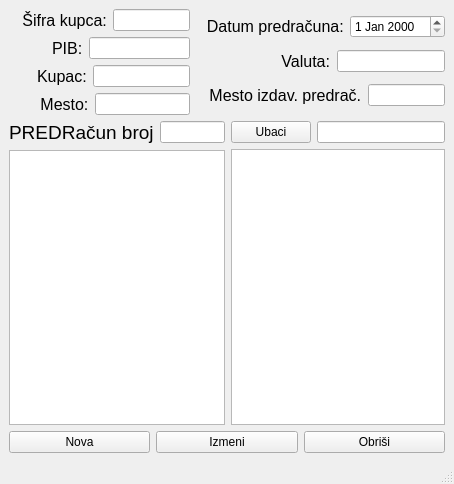
This is formaprofaktura.ui in s-pab/Commercium as Qt 5 draws it before an edit. The edited form follows.
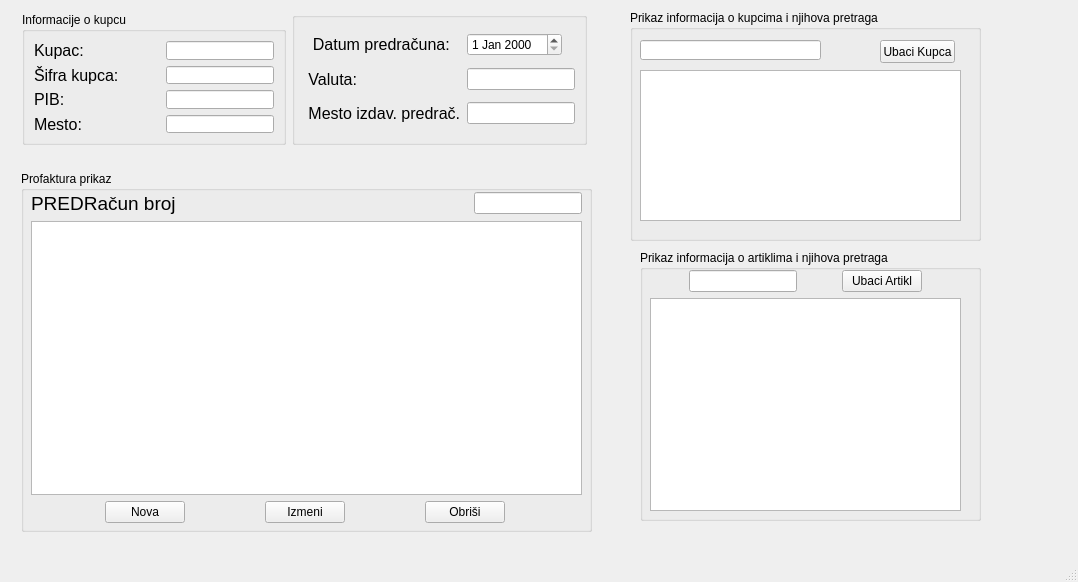
This is the edited form.

The edit to the form file:
```diff
--- a/formaprofaktura.ui
+++ b/formaprofaktura.ui
@@ -6,8 +6,8 @@
    <rect>
     <x>0</x>
     <y>0</y>
-    <width>454</width>
-    <height>484</height>
+    <width>1078</width>
+    <height>582</height>
    </rect>
   </property>
   <property name="minimumSize">
@@ -20,15 +20,30 @@
    <string>Profaktura</string>
   </property>
   <widget class="QWidget" name="centralwidget">
-   <layout class="QGridLayout" name="gridLayout_3">
-    <item row="0" column="0">
-     <layout class="QGridLayout" name="gridLayout_2">
-      <item row="1" column="0">
-       <layout class="QGridLayout" name="gridLayout">
-        <item row="0" column="0">
-         <layout class="QHBoxLayout" name="horizontalLayout_4">
+   <widget class="QGroupBox" name="groupBox_2">
+    <property name="geometry">
+     <rect>
+      <x>21</x>
+      <y>171</y>
+      <width>571</width>
+      <height>361</height>
+     </rect>
+    </property>
+    <property name="title">
+     <string>Profaktura prikaz</string>
+    </property>
+    <widget class="QWidget" name="">
+     <property name="geometry">
+      <rect>
+       <x>10</x>
+       <y>21</y>
+       <width>551</width>
+       <height>331</height>
+      </rect>
+     </property>
+     <layout class="QVBoxLayout" name="verticalLayout_3">
           <item>
-           <layout class="QVBoxLayout" name="verticalLayout_2">
+       <layout class="QVBoxLayout" name="verticalLayout">
             <item>
              <layout class="QHBoxLayout" name="horizontalLayout">
               <item>
@@ -44,7 +59,14 @@
                </widget>
               </item>
               <item>
-               <widget class="QLineEdit" name="brojPredracuna"/>
+           <widget class="QLineEdit" name="brojPredracuna">
+            <property name="sizePolicy">
+             <sizepolicy hsizetype="Fixed" vsizetype="Fixed">
+              <horstretch>0</horstretch>
+              <verstretch>0</verstretch>
+             </sizepolicy>
+            </property>
+           </widget>
               </item>
              </layout>
             </item>
@@ -54,32 +76,15 @@
            </layout>
           </item>
           <item>
-           <layout class="QVBoxLayout" name="verticalLayout">
-            <item>
              <layout class="QHBoxLayout" name="horizontalLayout_3">
               <item>
-               <widget class="QPushButton" name="ubaci">
-                <property name="text">
-                 <string>Ubaci</string>
-                </property>
-               </widget>
-              </item>
-              <item>
-               <widget class="QLineEdit" name="pretraga"/>
-              </item>
-             </layout>
-            </item>
-            <item>
-             <widget class="QTableView" name="twArtikli"/>
-            </item>
-           </layout>
-          </item>
-         </layout>
-        </item>
-        <item row="1" column="0">
-         <layout class="QHBoxLayout" name="horizontalLayout_2">
-          <item>
            <widget class="QPushButton" name="nova">
+          <property name="sizePolicy">
+           <sizepolicy hsizetype="Fixed" vsizetype="Fixed">
+            <horstretch>0</horstretch>
+            <verstretch>0</verstretch>
+           </sizepolicy>
+          </property>
             <property name="text">
              <string>Nova</string>
             </property>
@@ -87,6 +92,12 @@
           </item>
           <item>
            <widget class="QPushButton" name="izmeni">
+          <property name="sizePolicy">
+           <sizepolicy hsizetype="Fixed" vsizetype="Fixed">
+            <horstretch>0</horstretch>
+            <verstretch>0</verstretch>
+           </sizepolicy>
+          </property>
             <property name="text">
              <string>Izmeni</string>
             </property>
@@ -94,6 +105,12 @@
           </item>
           <item>
            <widget class="QPushButton" name="obrisi">
+          <property name="sizePolicy">
+           <sizepolicy hsizetype="Fixed" vsizetype="Fixed">
+            <horstretch>0</horstretch>
+            <verstretch>0</verstretch>
+           </sizepolicy>
+          </property>
             <property name="text">
              <string>Obriši</string>
             </property>
@@ -102,27 +119,153 @@
          </layout>
         </item>
        </layout>
-      </item>
-      <item row="0" column="0">
-       <layout class="QHBoxLayout" name="horizontalLayout_12">
+    </widget>
+    <zorder>prikaz</zorder>
+    <zorder>label_9</zorder>
+    <zorder>brojPredracuna</zorder>
+    <zorder></zorder>
+    <zorder></zorder>
+   </widget>
+   <widget class="QGroupBox" name="groupBox_3">
+    <property name="geometry">
+     <rect>
+      <x>640</x>
+      <y>250</y>
+      <width>341</width>
+      <height>271</height>
+     </rect>
+    </property>
+    <property name="title">
+     <string>Prikaz informacija o artiklima i njihova pretraga</string>
+    </property>
+    <widget class="QWidget" name="">
+     <property name="geometry">
+      <rect>
+       <x>10</x>
+       <y>20</y>
+       <width>311</width>
+       <height>241</height>
+      </rect>
+     </property>
+     <layout class="QVBoxLayout" name="verticalLayout_2">
         <item>
-         <layout class="QVBoxLayout" name="verticalLayout_3">
+       <layout class="QHBoxLayout" name="horizontalLayout_2">
           <item>
-           <layout class="QHBoxLayout" name="horizontalLayout_5">
+         <widget class="QLineEdit" name="pretragaArtikl">
+          <property name="sizePolicy">
+           <sizepolicy hsizetype="Fixed" vsizetype="Fixed">
+            <horstretch>0</horstretch>
+            <verstretch>0</verstretch>
+           </sizepolicy>
+          </property>
+         </widget>
+        </item>
             <item>
-             <spacer name="horizontalSpacer">
-              <property name="orientation">
-               <enum>Qt::Horizontal</enum>
-              </property>
-              <property name="sizeHint" stdset="0">
-               <size>
-                <width>40</width>
+         <widget class="QPushButton" name="ubaciArtikl">
+          <property name="sizePolicy">
+           <sizepolicy hsizetype="Fixed" vsizetype="Fixed">
+            <horstretch>0</horstretch>
+            <verstretch>0</verstretch>
+           </sizepolicy>
+          </property>
+          <property name="text">
+           <string>Ubaci Artikl</string>
+          </property>
+         </widget>
+        </item>
+       </layout>
+      </item>
+      <item>
+       <widget class="QTableView" name="twArtikli"/>
+      </item>
+     </layout>
+    </widget>
+   </widget>
+   <widget class="QGroupBox" name="groupBox_4">
+    <property name="geometry">
+     <rect>
+      <x>630</x>
+      <y>10</y>
+      <width>351</width>
+      <height>231</height>
+     </rect>
+    </property>
+    <property name="title">
+     <string>Prikaz informacija o kupcima i njihova pretraga</string>
+    </property>
+    <widget class="QTableView" name="tw">
+     <property name="geometry">
+      <rect>
+       <x>10</x>
+       <y>60</y>
+       <width>321</width>
+       <height>151</height>
+      </rect>
+     </property>
+    </widget>
+    <widget class="QLineEdit" name="pretragaKupaca">
+     <property name="geometry">
+      <rect>
+       <x>10</x>
+       <y>30</y>
+       <width>181</width>
                 <height>20</height>
-               </size>
-              </property>
-             </spacer>
-            </item>
-            <item>
+      </rect>
+     </property>
+    </widget>
+    <widget class="QPushButton" name="pushButton">
+     <property name="geometry">
+      <rect>
+       <x>250</x>
+       <y>30</y>
+       <width>75</width>
+       <height>23</height>
+      </rect>
+     </property>
+     <property name="text">
+      <string>Ubaci Kupca</string>
+     </property>
+    </widget>
+   </widget>
+   <widget class="QWidget" name="">
+    <property name="geometry">
+     <rect>
+      <x>22</x>
+      <y>12</y>
+      <width>565</width>
+      <height>133</height>
+     </rect>
+    </property>
+    <layout class="QGridLayout" name="gridLayout_3">
+     <item row="0" column="0">
+      <widget class="QGroupBox" name="informacijeKupac">
+       <property name="title">
+        <string>Informacije o kupcu</string>
+       </property>
+       <layout class="QGridLayout" name="gridLayout">
+        <item row="0" column="0">
+         <widget class="QLabel" name="label_3">
+          <property name="font">
+           <font>
+            <pointsize>12</pointsize>
+           </font>
+          </property>
+          <property name="text">
+           <string>Kupac:</string>
+          </property>
+         </widget>
+        </item>
+        <item row="0" column="1">
+         <widget class="QLineEdit" name="kupac">
+          <property name="sizePolicy">
+           <sizepolicy hsizetype="Fixed" vsizetype="Fixed">
+            <horstretch>0</horstretch>
+            <verstretch>0</verstretch>
+           </sizepolicy>
+          </property>
+         </widget>
+        </item>
+        <item row="1" column="0">
              <widget class="QLabel" name="label">
               <property name="font">
                <font>
@@ -130,31 +273,21 @@
                </font>
               </property>
               <property name="text">
-               <string> Šifra kupca:</string>
+           <string>Šifra kupca:</string>
               </property>
              </widget>
             </item>
-            <item>
-             <widget class="QLineEdit" name="sifraKupca"/>
-            </item>
-           </layout>
-          </item>
-          <item>
-           <layout class="QHBoxLayout" name="horizontalLayout_6">
-            <item>
-             <spacer name="horizontalSpacer_2">
-              <property name="orientation">
-               <enum>Qt::Horizontal</enum>
-              </property>
-              <property name="sizeHint" stdset="0">
-               <size>
-                <width>50</width>
-                <height>20</height>
-               </size>
-              </property>
-             </spacer>
-            </item>
-            <item>
+        <item row="1" column="1">
+         <widget class="QLineEdit" name="sifraKupca">
+          <property name="sizePolicy">
+           <sizepolicy hsizetype="Fixed" vsizetype="Fixed">
+            <horstretch>0</horstretch>
+            <verstretch>0</verstretch>
+           </sizepolicy>
+          </property>
+         </widget>
+        </item>
+        <item row="2" column="0">
              <widget class="QLabel" name="label_2">
               <property name="font">
                <font>
@@ -166,59 +299,17 @@
               </property>
              </widget>
             </item>
-            <item>
-             <widget class="QLineEdit" name="PIB"/>
-            </item>
-           </layout>
-          </item>
-          <item>
-           <layout class="QHBoxLayout" name="horizontalLayout_7">
-            <item>
-             <spacer name="horizontalSpacer_3">
-              <property name="orientation">
-               <enum>Qt::Horizontal</enum>
-              </property>
-              <property name="sizeHint" stdset="0">
-               <size>
-                <width>40</width>
-                <height>20</height>
-               </size>
-              </property>
-             </spacer>
-            </item>
-            <item>
-             <widget class="QLabel" name="label_3">
-              <property name="font">
-               <font>
-                <pointsize>12</pointsize>
-               </font>
-              </property>
-              <property name="text">
-               <string>Kupac:</string>
+        <item row="2" column="1">
+         <widget class="QLineEdit" name="PIB">
+          <property name="sizePolicy">
+           <sizepolicy hsizetype="Fixed" vsizetype="Fixed">
+            <horstretch>0</horstretch>
+            <verstretch>0</verstretch>
+           </sizepolicy>
               </property>
              </widget>
             </item>
-            <item>
-             <widget class="QLineEdit" name="kupac"/>
-            </item>
-           </layout>
-          </item>
-          <item>
-           <layout class="QHBoxLayout" name="horizontalLayout_8">
-            <item>
-             <spacer name="horizontalSpacer_4">
-              <property name="orientation">
-               <enum>Qt::Horizontal</enum>
-              </property>
-              <property name="sizeHint" stdset="0">
-               <size>
-                <width>40</width>
-                <height>20</height>
-               </size>
-              </property>
-             </spacer>
-            </item>
-            <item>
+        <item row="3" column="0">
              <widget class="QLabel" name="label_4">
               <property name="font">
                <font>
@@ -226,35 +317,30 @@
                </font>
               </property>
               <property name="text">
-               <string> Mesto:</string>
+           <string>Mesto:</string>
               </property>
              </widget>
             </item>
-            <item>
-             <widget class="QLineEdit" name="mesto"/>
-            </item>
-           </layout>
-          </item>
-         </layout>
-        </item>
-        <item>
-         <layout class="QVBoxLayout" name="verticalLayout_4">
-          <item>
-           <layout class="QHBoxLayout" name="horizontalLayout_9">
-            <item>
-             <spacer name="horizontalSpacer_5">
-              <property name="orientation">
-               <enum>Qt::Horizontal</enum>
-              </property>
-              <property name="sizeHint" stdset="0">
-               <size>
-                <width>40</width>
-                <height>20</height>
-               </size>
-              </property>
-             </spacer>
-            </item>
-            <item>
+        <item row="3" column="1">
+         <widget class="QLineEdit" name="mesto">
+          <property name="sizePolicy">
+           <sizepolicy hsizetype="Fixed" vsizetype="Fixed">
+            <horstretch>0</horstretch>
+            <verstretch>0</verstretch>
+           </sizepolicy>
+          </property>
+         </widget>
+        </item>
+       </layout>
+      </widget>
+     </item>
+     <item row="0" column="1">
+      <widget class="QGroupBox" name="groupBox">
+       <property name="title">
+        <string/>
+       </property>
+       <layout class="QGridLayout" name="gridLayout_2">
+        <item row="0" column="0">
              <widget class="QLabel" name="label_6">
               <property name="font">
                <font>
@@ -266,27 +352,17 @@
               </property>
              </widget>
             </item>
-            <item>
-             <widget class="QDateEdit" name="datumPredracuna"/>
-            </item>
-           </layout>
-          </item>
-          <item>
-           <layout class="QHBoxLayout" name="horizontalLayout_10">
-            <item>
-             <spacer name="horizontalSpacer_6">
-              <property name="orientation">
-               <enum>Qt::Horizontal</enum>
-              </property>
-              <property name="sizeHint" stdset="0">
-               <size>
-                <width>40</width>
-                <height>20</height>
-               </size>
-              </property>
-             </spacer>
-            </item>
-            <item>
+        <item row="0" column="1">
+         <widget class="QDateEdit" name="datumPredracuna">
+          <property name="sizePolicy">
+           <sizepolicy hsizetype="Fixed" vsizetype="Fixed">
+            <horstretch>0</horstretch>
+            <verstretch>0</verstretch>
+           </sizepolicy>
+          </property>
+         </widget>
+        </item>
+        <item row="1" column="0">
              <widget class="QLabel" name="label_5">
               <property name="font">
                <font>
@@ -298,27 +374,17 @@
               </property>
              </widget>
             </item>
-            <item>
-             <widget class="QLineEdit" name="valuta"/>
-            </item>
-           </layout>
-          </item>
-          <item>
-           <layout class="QHBoxLayout" name="horizontalLayout_11">
-            <item>
-             <spacer name="horizontalSpacer_7">
-              <property name="orientation">
-               <enum>Qt::Horizontal</enum>
-              </property>
-              <property name="sizeHint" stdset="0">
-               <size>
-                <width>40</width>
-                <height>20</height>
-               </size>
-              </property>
-             </spacer>
-            </item>
-            <item>
+        <item row="1" column="1">
+         <widget class="QLineEdit" name="valuta">
+          <property name="sizePolicy">
+           <sizepolicy hsizetype="Fixed" vsizetype="Fixed">
+            <horstretch>0</horstretch>
+            <verstretch>0</verstretch>
+           </sizepolicy>
+          </property>
+         </widget>
+        </item>
+        <item row="2" column="0">
              <widget class="QLabel" name="label_8">
               <property name="font">
                <font>
@@ -330,18 +396,21 @@
               </property>
              </widget>
             </item>
-            <item>
-             <widget class="QLineEdit" name="mestoIzdavanja"/>
-            </item>
-           </layout>
-          </item>
-         </layout>
-        </item>
-       </layout>
-      </item>
-     </layout>
-    </item>
-   </layout>
+        <item row="2" column="1">
+         <widget class="QLineEdit" name="mestoIzdavanja">
+          <property name="sizePolicy">
+           <sizepolicy hsizetype="Fixed" vsizetype="Fixed">
+            <horstretch>0</horstretch>
+            <verstretch>0</verstretch>
+           </sizepolicy>
+          </property>
+         </widget>
+        </item>
+       </layout>
+      </widget>
+     </item>
+    </layout>
+   </widget>
   </widget>
   <widget class="QMenuBar" name="menubar">
    <property name="geometry">
```
Left out of the diff: 2 changed lines with no effect on the pictures. Lines whose indentation alone changed are shown as unchanged.
